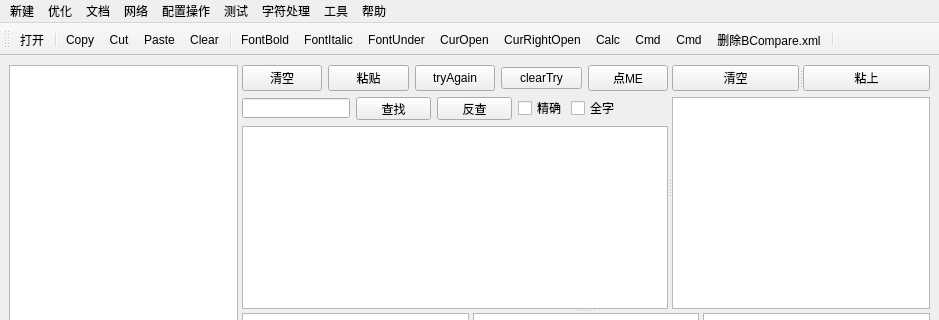
First picture: the form in codesets/mainwindow.ui, repository weilaidb/codetools, before the edit; both pictures show x 0 to 939 and y 0 to 320 of the 939 by 718 pixel window.
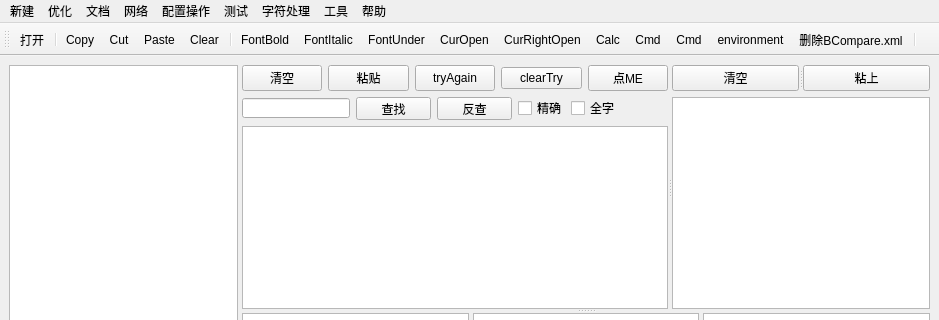
Second picture: the form after the edit. Icons and pictures are not drawn.

Patch:
```diff
--- a/codesets/mainwindow.ui
+++ b/codesets/mainwindow.ui
@@ -494,6 +494,7 @@
    <addaction name="actionCalc"/>
    <addaction name="actionCmd"/>
    <addaction name="actionCmd_Window"/>
+   <addaction name="actionenvironment"/>
    <addaction name="action_del_BCompare_xml"/>
    <addaction name="separator"/>
   </widget>
@@ -1038,6 +1039,15 @@
     <string>Cmd</string>
    </property>
   </action>
+  <action name="actionenvironment">
+   <property name="icon">
+    <iconset resource="images/app.qrc">
+     <normaloff>:/tools/ENV.bmp</normaloff>:/tools/ENV.bmp</iconset>
+   </property>
+   <property name="text">
+    <string>environment</string>
+   </property>
+  </action>
  </widget>
  <resources>
   <include location="images/app.qrc"/>
```
